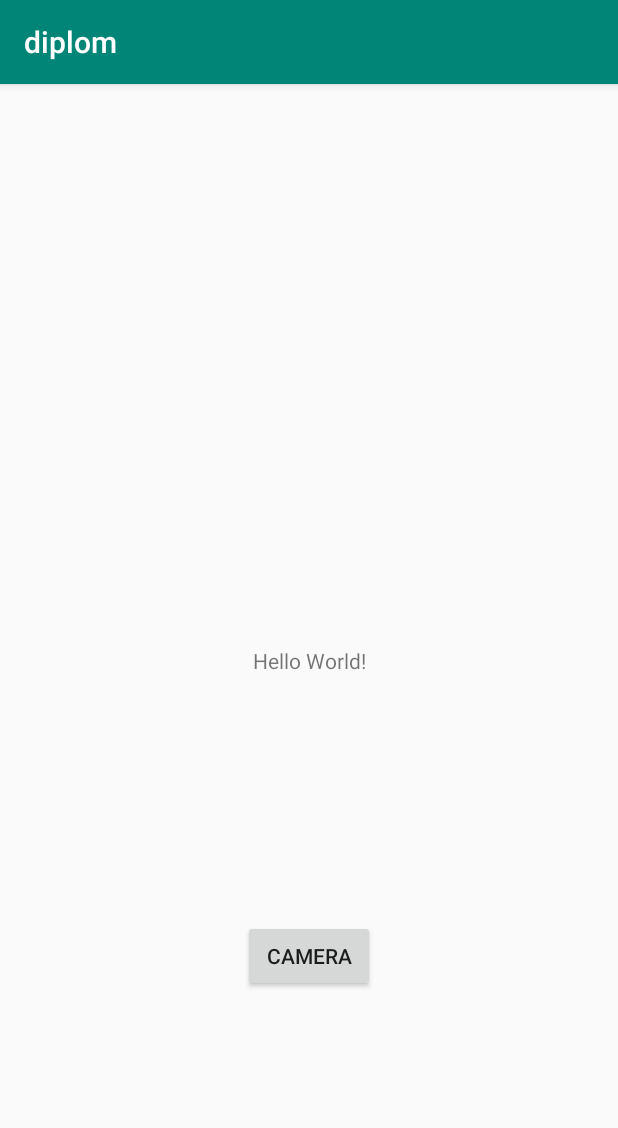
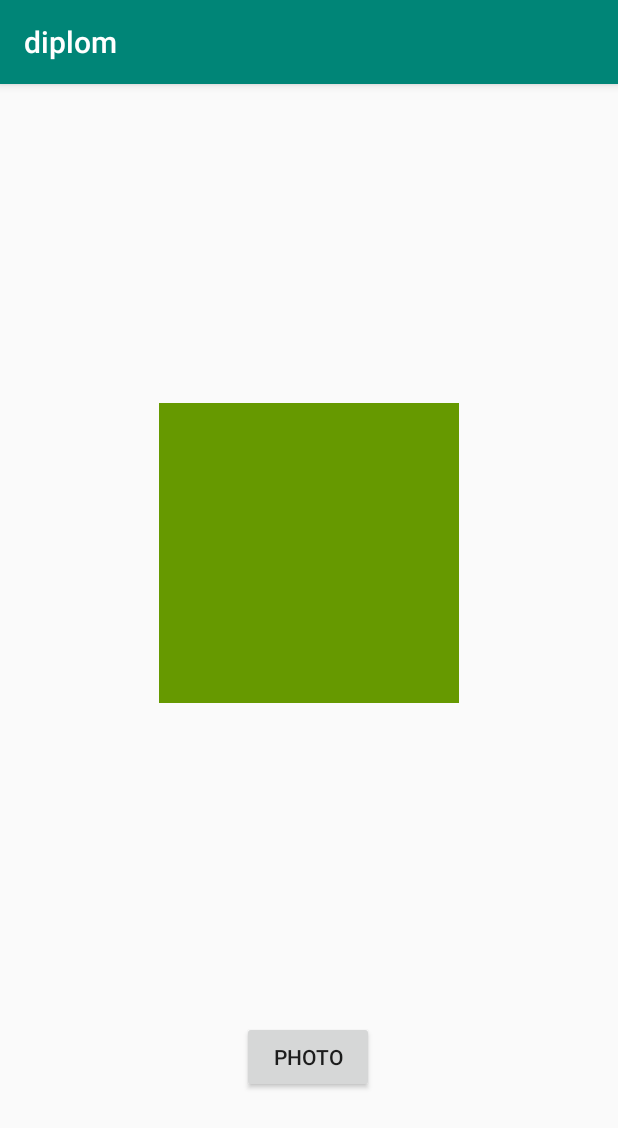
Before and after one commit to karateka-git/diplom, an Android app: the screen it shows after launch (MainActivity), on a phone screen of 412 x 824 dp. Shown: the top 1128 px of the screen. Run offline under Robolectric (Android 15) with nearby library versions, the phone set to English and light mode, and no system bars.

Commit message:
set bitmap image in imageView

```diff
--- a/app/src/main/java/com/example/diplom/MainActivity.kt
+++ b/app/src/main/java/com/example/diplom/MainActivity.kt
@@ -5,22 +5,35 @@ import android.os.Bundle
 import android.provider.MediaStore
 import android.content.Intent
 import android.graphics.Bitmap
-import android.view.View
+import android.media.Image
 import android.widget.Button
+import android.widget.ImageView
 
 
 class MainActivity : AppCompatActivity() {
+    val REQUEST_IMAGE_CAPTURE = 1
+    private lateinit var photo: Button
+    private lateinit var imagePhoto: ImageView
 
     override fun onCreate(savedInstanceState: Bundle?) {
         super.onCreate(savedInstanceState)
         setContentView(R.layout.activity_main)
-        val camera = findViewById<Button>(R.id.camera)
-        camera.setOnClickListener{
+
+        photo = findViewById<Button>(R.id.photo)
+        imagePhoto = findViewById<ImageView>(R.id.imagePhoto)
+
+        photo.setOnClickListener{
             dispatchTakePictureIntent()
         }
+
     }
 
-    val REQUEST_IMAGE_CAPTURE = 1
+    override fun onActivityResult(requestCode: Int, resultCode: Int, data: Intent?) {
+        if (requestCode == REQUEST_IMAGE_CAPTURE && resultCode == RESULT_OK) {
+            val imageBitmap = data?.extras?.get("data") as Bitmap
+            imagePhoto.setImageBitmap(imageBitmap)
+        }
+    }
 
     private fun dispatchTakePictureIntent() {
         Intent(MediaStore.ACTION_IMAGE_CAPTURE).also { takePictureIntent ->
@@ -29,4 +42,6 @@ class MainActivity : AppCompatActivity() {
             }
         }
     }
+
+
 }
--- a/app/src/main/res/layout/activity_main.xml
+++ b/app/src/main/res/layout/activity_main.xml
@@ -6,24 +6,27 @@
     android:layout_height="match_parent"
     tools:context=".MainActivity">
 
-    <TextView
-        android:id="@+id/textView"
+    <Button
+        android:id="@+id/photo"
         android:layout_width="wrap_content"
         android:layout_height="wrap_content"
-        android:text="Hello World!"
-        app:layout_constraintBottom_toBottomOf="parent"
-        app:layout_constraintLeft_toLeftOf="parent"
-        app:layout_constraintRight_toRightOf="parent"
-        app:layout_constraintTop_toTopOf="parent" />
-
-    <Button
-        android:id="@+id/camera"
-        android:layout_width="wrap_content"
-        android:layout_height="wrap_content"
-        android:text="Camera"
+        android:text="Photo"
         app:layout_constraintBottom_toBottomOf="parent"
         app:layout_constraintEnd_toEndOf="parent"
+        app:layout_constraintHorizontal_bias="0.498"
         app:layout_constraintStart_toStartOf="parent"
-        app:layout_constraintTop_toBottomOf="@+id/textView" />
+        app:layout_constraintTop_toTopOf="parent"
+        app:layout_constraintVertical_bias="0.868" />
+
+    <ImageView
+        android:id="@+id/imagePhoto"
+        android:layout_width="200dp"
+        android:layout_height="200dp"
+        app:layout_constraintBottom_toTopOf="@+id/photo"
+        app:layout_constraintEnd_toEndOf="parent"
+        app:layout_constraintStart_toStartOf="parent"
+        app:layout_constraintTop_toTopOf="parent"
+        app:srcCompat="@android:color/holo_green_dark"
+        android:contentDescription="Photo Document" />
 
 </androidx.constraintlayout.widget.ConstraintLayout>
```
